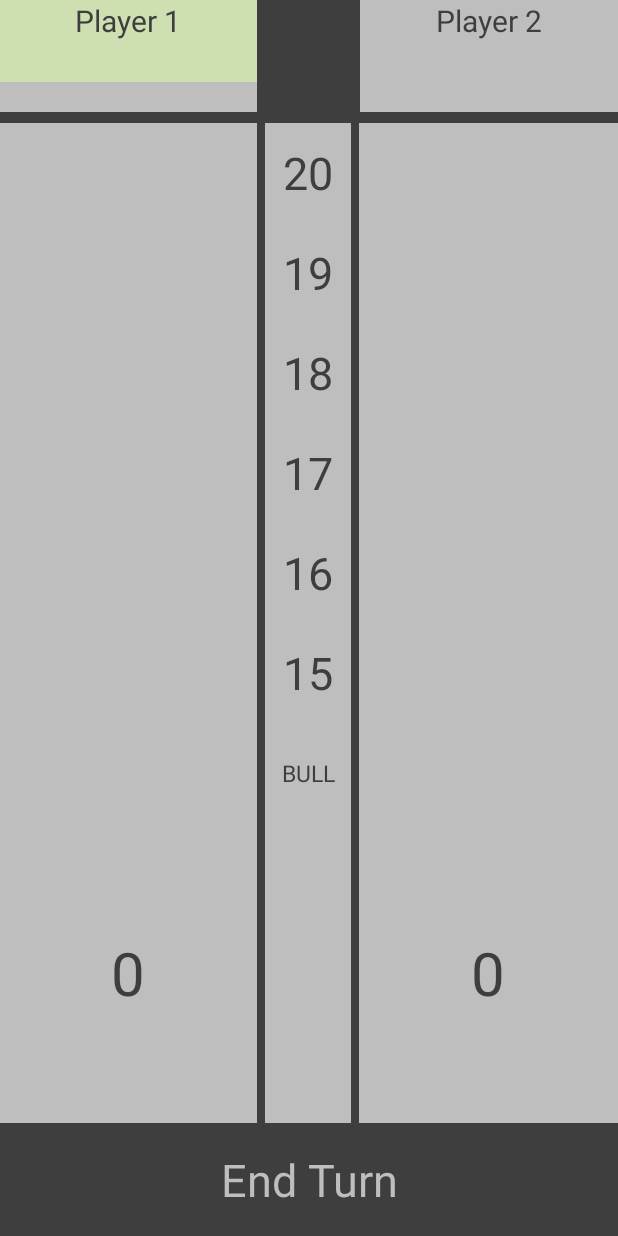
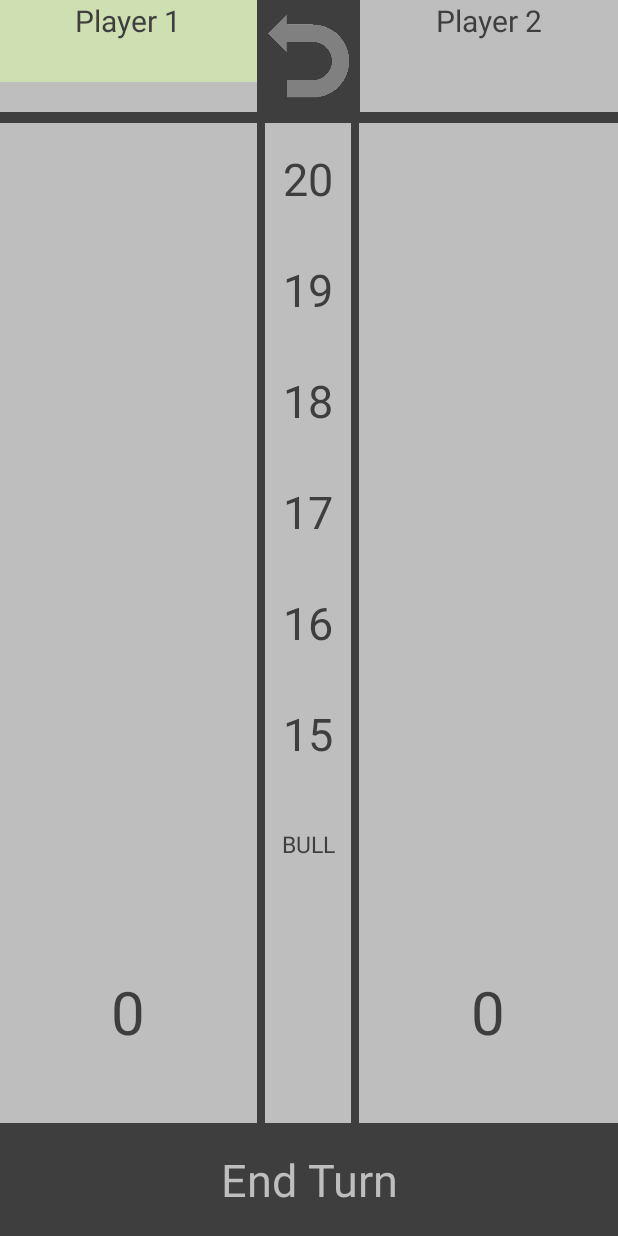
Before and after one commit to aProperFox/DartScoreKeeper, an Android app: the GameScreen screen opened directly, with no data from a screen before it, on a phone screen of 412 x 824 dp. Run offline under Robolectric (Android 15) with nearby library versions, the phone set to English and light mode, and no system bars.

Commit message:
Add Undo functionality

```diff
--- a/app/build.gradle
+++ b/app/build.gradle
@@ -8,8 +8,8 @@ android {
         applicationId "games.ride.car.dartscorekeeper"
         minSdkVersion 16
         targetSdkVersion 20
-        versionCode 1
-        versionName "1.0"
+        versionCode 2
+        versionName "1.1"
     }
     buildTypes {
         release {
--- a/app/src/main/res/layout/activity_game_screen_2_columns.xml
+++ b/app/src/main/res/layout/activity_game_screen_2_columns.xml
@@ -39,11 +39,15 @@
 
         </LinearLayout>
 
-        <View
+        <ImageButton
             android:layout_height="fill_parent"
             android:layout_width="0sp"
             android:layout_weight="4"
-            android:background="@color/dark"/>
+            android:background="@color/dark"
+            android:adjustViewBounds="true"
+            android:scaleType="fitCenter"
+            android:src="@drawable/undo"
+            android:onClick="undoMoves"/>
 
         <LinearLayout
             android:id="@+id/team_2"
@@ -185,7 +189,7 @@
                 android:id="@+id/team_1_score"
                 android:layout_width="fill_parent"
                 android:layout_height="0sp"
-                android:layout_weight="3"
+                android:layout_weight="2"
                 android:text="0"
                 android:textSize="40sp"
                 android:textColor="@color/dark"
@@ -273,7 +277,7 @@
             <TextView
                 android:layout_width="fill_parent"
                 android:layout_height="0sp"
-                android:layout_weight="3"
+                android:layout_weight="2"
                 android:textSize="30sp"
                 android:layout_gravity="center"
                 android:gravity="center"/>
@@ -383,7 +387,7 @@
                 android:id="@+id/team_2_score"
                 android:layout_width="fill_parent"
                 android:layout_height="0sp"
-                android:layout_weight="3"
+                android:layout_weight="2"
                 android:text="0"
                 android:textSize="40sp"
                 android:textColor="@color/dark"
```
Also changed, not shown: app/src/main/java/games/ride/car/dartscorekeeper/GameScreen.java (+66 -2 lines), app/src/main/res/layout/activity_game_screen_3_columns.xml (+21 -6 lines), app/src/main/res/drawable-mdpi/undo.png (added).
